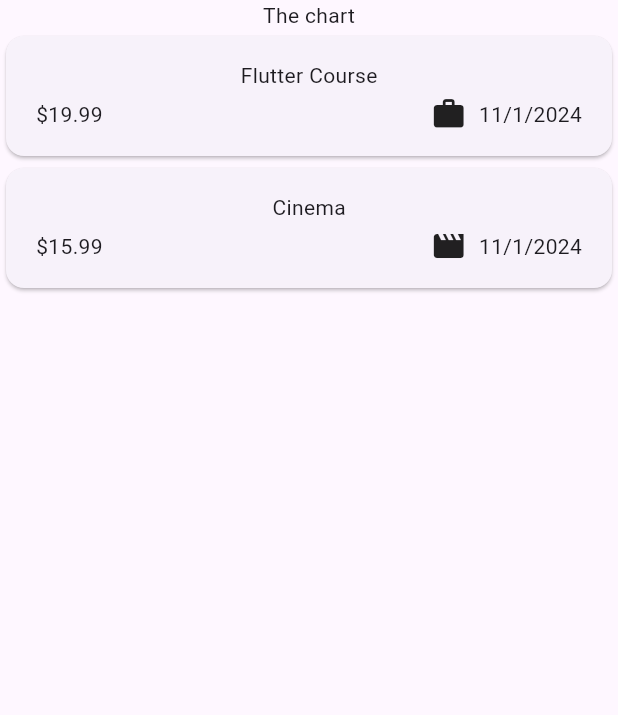
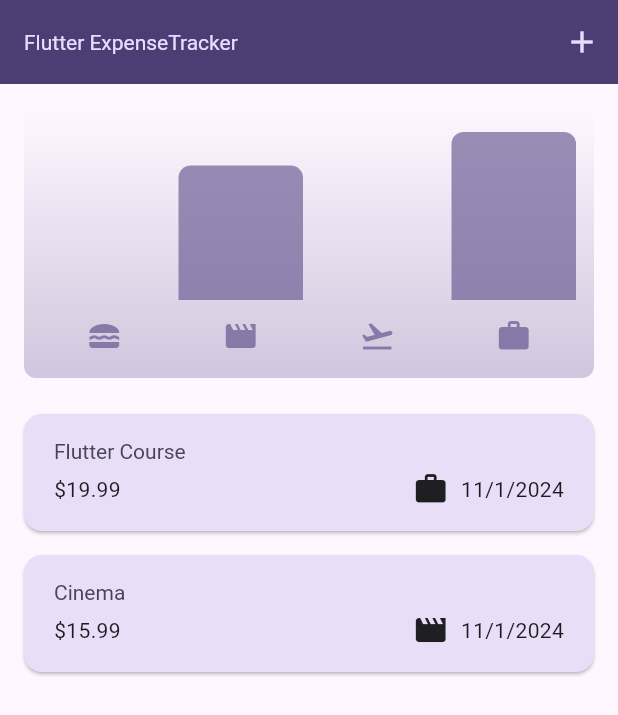
Before and after one commit to satyam131/Flutter_Learning, a Flutter app: the screen it shows after launch, on a phone screen of 412 x 824 dp. Shown: the top 715 px of the screen. Run offline on Flutter 3.47's test engine with Material 3 defaults, Android fonts, the phone set to English and light mode, and no system bars.

Commit message:
+final expense tracker implementation

```diff
--- a/expense_track/lib/models/expense.dart
+++ b/expense_track/lib/models/expense.dart
@@ -42,3 +42,24 @@ class Expense{
   }
 
 }
+
+class ExpenseBucket {
+  const ExpenseBucket({
+    required this.category,
+    required this.expenses,
+  });
+
+  ExpenseBucket.forCategory(List<Expense> allExpenses, this.category)
+    : expenses = allExpenses.where((expense) => expense.category == category).toList();
+
+  final Category category;
+  final List<Expense> expenses;
+
+  double get totalExpenses {
+    double sum = 0;
+    for(final expense in expenses) {
+      sum += expense.amount;
+    }
+    return sum;
+  }
+}
--- /dev/null
+++ b/expense_track/lib/widgets/chart/chart.dart
@@ -0,0 +1,94 @@
+import 'package:flutter/material.dart';
+import 'package:expense_track/widgets/chart/chart_bar.dart';
+import 'package:expense_track/models/expense.dart';
+
+class Chart extends StatelessWidget {
+  const Chart({super.key, required this.expenses});
+
+  final List<Expense> expenses;
+
+  List<ExpenseBucket> get buckets {
+    return [
+      ExpenseBucket.forCategory(expenses, Category.food),
+      ExpenseBucket.forCategory(expenses, Category.leisure),
+      ExpenseBucket.forCategory(expenses, Category.travel),
+      ExpenseBucket.forCategory(expenses, Category.work),
+    ];
+  }
+
+  double get maxTotalExpense {
+    double maxTotalExpense = 0;
+
+    for (final bucket in buckets) {
+      if (bucket.totalExpenses > maxTotalExpense) {
+        maxTotalExpense = bucket.totalExpenses;
+      }
+    }
+
+    return maxTotalExpense;
+  }
+
+  @override
+  Widget build(BuildContext context) {
+    final isDarkMode =
+        MediaQuery.of(context).platformBrightness == Brightness.dark;
+    return Container(
+      margin: const EdgeInsets.all(16),
+      padding: const EdgeInsets.symmetric(
+        vertical: 16,
+        horizontal: 8,
+      ),
+      width: double.infinity,
+      height: 180,
+      decoration: BoxDecoration(
+        borderRadius: BorderRadius.circular(8),
+        gradient: LinearGradient(
+          colors: [
+            Theme.of(context).colorScheme.primary.withOpacity(0.3),
+            Theme.of(context).colorScheme.primary.withOpacity(0.0)
+          ],
+          begin: Alignment.bottomCenter,
+          end: Alignment.topCenter,
+        ),
+      ),
+      child: Column(
+        children: [
+          Expanded(
+            child: Row(
+              crossAxisAlignment: CrossAxisAlignment.end,
+              children: [
+                for (final bucket in buckets) // alternative to map()
+                  ChartBar(
+                    fill: bucket.totalExpenses == 0
+                        ? 0
+                        : bucket.totalExpenses / maxTotalExpense,
+                  )
+              ],
+            ),
+          ),
+          const SizedBox(height: 12),
+          Row(
+            children: buckets
+                .map(
+                  (bucket) => Expanded(
+                    child: Padding(
+                      padding: const EdgeInsets.symmetric(horizontal: 4),
+                      child: Icon(
+                        categoryIcons[bucket.category],
+                        color: isDarkMode
+                            ? Theme.of(context).colorScheme.secondary
+                            : Theme.of(context)
+                                .colorScheme
+                                .primary
+                                .withOpacity(0.7),
+                      ),
+                    ),
+                  ),
+                )
+                .toList(),
+          )
+        ],
+      ),
+    );
+  }
+}
--- /dev/null
+++ b/expense_track/lib/widgets/chart/chart_bar.dart
@@ -0,0 +1,34 @@
+import 'package:flutter/material.dart';
+
+class ChartBar extends StatelessWidget {
+  const ChartBar({
+    super.key,
+    required this.fill,
+  });
+
+  final double fill;
+
+  @override
+  Widget build(BuildContext context) {
+    final isDarkMode =
+        MediaQuery.of(context).platformBrightness == Brightness.dark;
+    return Expanded(
+      child: Padding(
+        padding: const EdgeInsets.symmetric(horizontal: 4),
+        child: FractionallySizedBox(
+          heightFactor: fill,
+          child: DecoratedBox(
+            decoration: BoxDecoration(
+              shape: BoxShape.rectangle,
+              borderRadius:
+                  const BorderRadius.vertical(top: Radius.circular(8)),
+              color: isDarkMode
+                  ? Theme.of(context).colorScheme.secondary
+                  : Theme.of(context).colorScheme.primary.withOpacity(0.65),
+            ),
+          ),
+        ),
+      ),
+    );
+  }
+}
--- a/expense_track/lib/widgets/expense_list/expenses_item.dart
+++ b/expense_track/lib/widgets/expense_list/expenses_item.dart
@@ -12,8 +12,9 @@ class ExpensesItem extends StatelessWidget{
       child: Padding(
         padding: const EdgeInsets.symmetric(horizontal: 20, vertical: 16),
         child: Column(
+          crossAxisAlignment: CrossAxisAlignment.start,
           children: [
-            Text(expense.title),
+            Text(expense.title, style: Theme.of(context).textTheme.titleLarge,),
             const SizedBox(height: 4),
             Row(children: [
               Text('\$${expense.amount.toStringAsFixed(2)}'),  //toStringAsFixed means that 24.34567 = 24.34, two digits after point
--- a/expense_track/lib/widgets/expense_list/expenses_list.dart
+++ b/expense_track/lib/widgets/expense_list/expenses_list.dart
@@ -3,15 +3,28 @@ import 'package:expense_track/widgets/expense_list/expenses_item.dart';
 import 'package:flutter/material.dart';
 
 class ExpensesList extends StatelessWidget {
-  const ExpensesList({super.key, required this.expenses});
+  const ExpensesList({super.key, required this.expenses, required, required this.onRemoveExpense});
 
   final List<Expense> expenses;
+  final void Function(Expense expense) onRemoveExpense;
 
   @override
   Widget build(context) {
     return ListView.builder(  //used to show the long list of content efficently.
       itemCount: expenses.length,
-      itemBuilder: (ctx, index) => ExpensesItem(expenses[index]),
+      itemBuilder: (ctx, index) => Dismissible(
+        background: Container(
+          color: Theme.of(context).colorScheme.error.withOpacity(0.75),
+          margin: EdgeInsets.symmetric(
+            horizontal: Theme.of(context).cardTheme.margin!.horizontal,
+          ),
+        ),
+        key: ValueKey(expenses[index]),
+        onDismissed: (direction) {
+          onRemoveExpense(expenses[index]);
+        },
+        child: ExpensesItem(expenses[index]),
+      ),
     );
   }
 }
--- a/expense_track/lib/widgets/expenses.dart
+++ b/expense_track/lib/widgets/expenses.dart
@@ -1,6 +1,8 @@
 import 'package:expense_track/models/expense.dart';
+import 'package:expense_track/widgets/new_expense.dart';
 import 'package:flutter/material.dart';
 import 'package:expense_track/widgets/expense_list/expenses_list.dart';
+import 'package:expense_track/widgets/chart/chart.dart';
 
 class Expenses extends StatefulWidget {
   const Expenses({super.key});
@@ -25,15 +27,66 @@ class _ExpensesState extends State<Expenses> {
         category: Category.leisure),
   ];
 
+  void _openAddExpenseOverlay() {
+    showModalBottomSheet(
+      isScrollControlled: true,
+      context: context,
+      builder: (ctx) => NewExpense(onAddExpense: _addExpense,)
+    );
+  }
 
+  void _addExpense(Expense expense){
+    setState(() {
+      _registeredExpenses.add(expense);
+    });
+  }
+
+  void _removeExpense(Expense expense){
+    final expenseIndex = _registeredExpenses.indexOf(expense);
+    setState(() {
+      _registeredExpenses.remove(expense);
+    });
+    ScaffoldMessenger.of(context).clearSnackBars();
+    ScaffoldMessenger.of(context).showSnackBar(
+      SnackBar(
+        duration: const Duration(seconds: 3),
+        content: const Text('Expense deleted'),
+        action: SnackBarAction(label: 'Undo', onPressed: () {
+          setState(() {
+            _registeredExpenses.insert(expenseIndex, expense);
+          });
+        })
+      ),
+    );
+  }
 
   @override
   Widget build(context) {
+    Widget mainContent = const Center(
+      child: Text('No expenses found. Start adding some!'),
+    );
+
+    if(_registeredExpenses.isNotEmpty){
+      mainContent = ExpensesList(
+            expenses: _registeredExpenses,
+            onRemoveExpense: _removeExpense,
+      );
+    }
+
     return Scaffold(
+      appBar: AppBar(
+        title: const Text('Flutter ExpenseTracker'),
+        actions: [
+          IconButton(
+            onPressed: _openAddExpenseOverlay,
+            icon: const Icon(Icons.add)
+          ),
+        ],
+      ),
       body: Column(
         children: [
-          const Text('The chart'),
-          Expanded(child: ExpensesList(expenses: _registeredExpenses)),
+          Chart(expenses: _registeredExpenses),
+          Expanded(child: mainContent),
         ],
       ),
     );
```
Also changed, not shown: expense_track/lib/main.dart (+51 -2 lines), expense_track/lib/widgets/new_expense.dart (added, +149 -0 lines).
